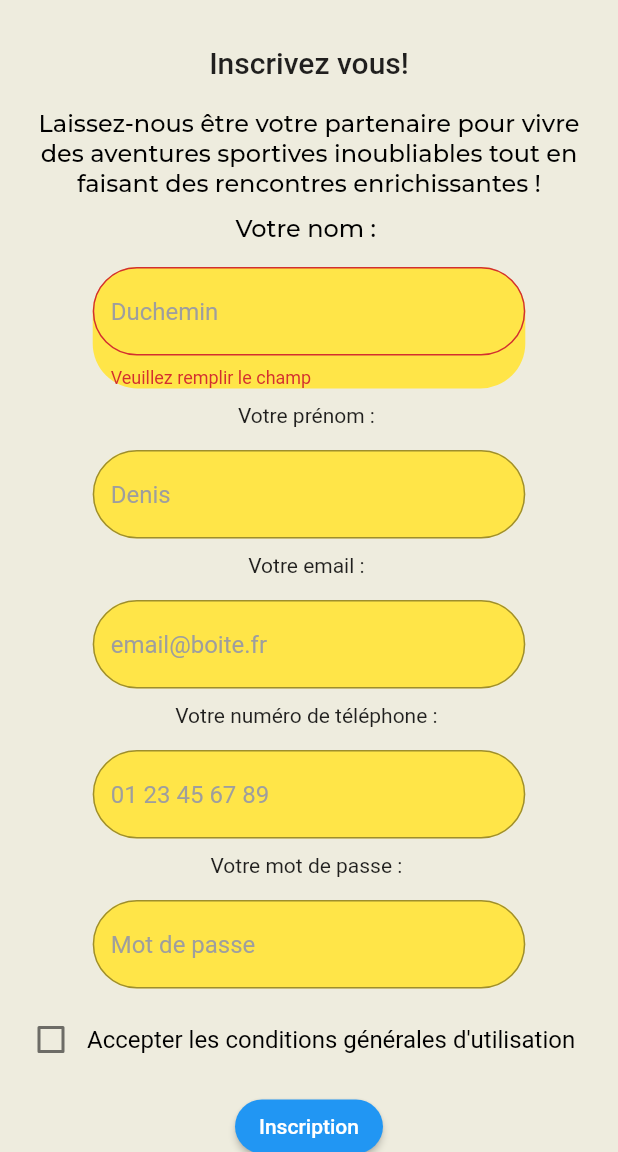
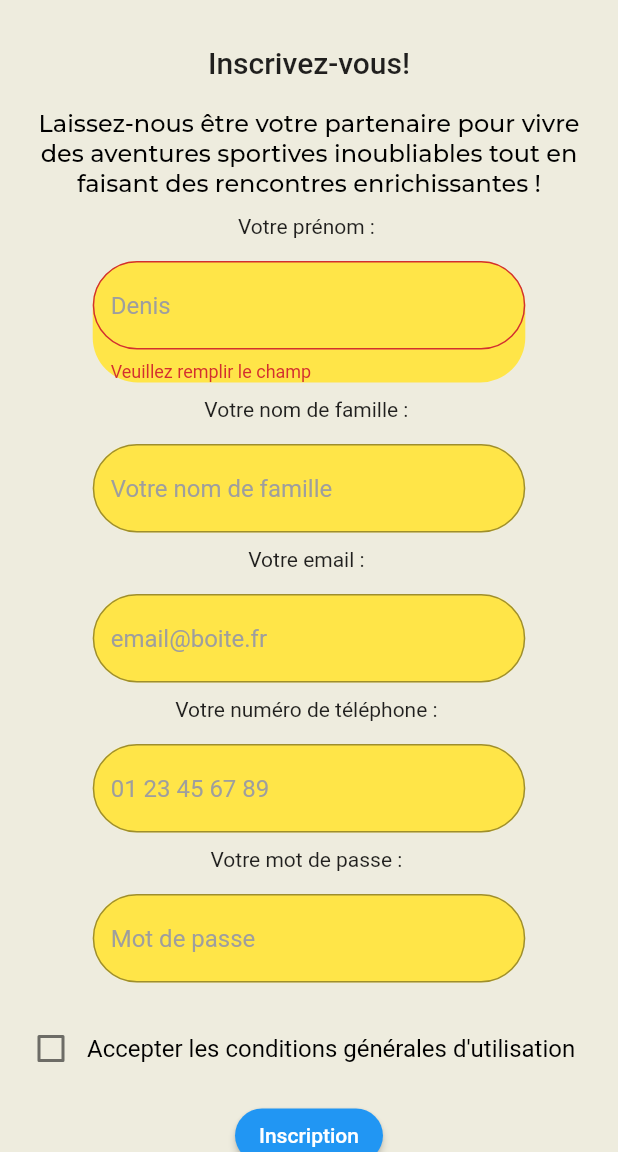
Before and after one commit to HardstyIe/RenconSport_Flutter_Front, a Flutter app: the screen it shows after launch, after a tap on "Inscription", on a phone screen of 412 x 824 dp, the part 84-1236 px from its top. Run offline on Flutter 3.47's test engine with Material 2 defaults, Android fonts, the phone set to English and light mode, and no system bars; our stand-ins replace dio, google_fonts; missing offline and left inert: dart:ffi.

```diff
--- a/lib/widgets/homepage/homepage.dart
+++ b/lib/widgets/homepage/homepage.dart
@@ -1,7 +1,6 @@
 import 'package:flutter/material.dart';
 import 'package:renconsport/services/theme.dart';
-import 'dart:convert';
-import 'package:crypto/crypto.dart';
+import 'package:dio/dio.dart';
 
 class HomePage extends StatefulWidget {
   const HomePage({super.key});
@@ -13,16 +12,16 @@ class HomePage extends StatefulWidget {
 class _HomePageState extends State<HomePage> {
   final _formKey = GlobalKey<FormState>();
   bool isChecked = false;
-  final TextEditingController nameController = TextEditingController();
   final TextEditingController firstNameController = TextEditingController();
+  final TextEditingController lastNameController = TextEditingController();
   final TextEditingController emailController = TextEditingController();
   final TextEditingController phoneController = TextEditingController();
   final TextEditingController passwordController = TextEditingController();
 
   @override
   void dispose() {
-    nameController.dispose();
     firstNameController.dispose();
+    lastNameController.dispose();
     emailController.dispose();
     phoneController.dispose();
     passwordController.dispose();
@@ -40,7 +39,7 @@ class _HomePageState extends State<HomePage> {
           ),
           Center(
             child: Text(
-              'Inscrivez vous!',
+              'Inscrivez-vous!',
               style: Theme.of(context).textTheme.titleLarge,
             ),
           ),
@@ -61,13 +60,8 @@ class _HomePageState extends State<HomePage> {
           SizedBox(
             height: 10,
           ),
-          Text(
-            "Votre nom : ",
-            style: Theme.of(context).textTheme.bodyLarge,
-          ),
-          SizedBox(
-            height: 15,
-          ),
+          Text("Votre prénom : "),
+          SizedBox(height: 15),
           Form(
             key: _formKey,
             child: Column(
@@ -80,7 +74,7 @@ class _HomePageState extends State<HomePage> {
                     borderRadius: BorderRadius.circular(30.0),
                   ),
                   child: TextFormField(
-                    controller: nameController, // Associez le contrôleur au champ de texte
+                    controller: firstNameController,
                     validator: (value) {
                       if (value == null || value.isEmpty) {
                         return "Veuillez remplir le champ";
@@ -88,7 +82,7 @@ class _HomePageState extends State<HomePage> {
                       return null;
                     },
                     decoration: InputDecoration(
-                      hintText: 'Duchemin',
+                      hintText: 'Denis',
                       hintStyle: TextStyle(color: Colors.grey),
                       border: OutlineInputBorder(
                         borderRadius: BorderRadius.circular(30.0),
@@ -105,7 +99,7 @@ class _HomePageState extends State<HomePage> {
           SizedBox(
             height: 10,
           ),
-          Text("Votre prénom : "),
+          Text("Votre nom de famille : "),
           SizedBox(height: 15),
           Form(
             child: Column(
@@ -118,7 +112,7 @@ class _HomePageState extends State<HomePage> {
                     borderRadius: BorderRadius.circular(30.0),
                   ),
                   child: TextFormField(
-                    controller: firstNameController, // Associez le contrôleur au champ de texte
+                    controller: lastNameController,
                     validator: (value) {
                       if (value == null || value.isEmpty) {
                         return "Veuillez remplir le champ";
@@ -126,7 +120,7 @@ class _HomePageState extends State<HomePage> {
                       return null;
                     },
                     decoration: InputDecoration(
-                      hintText: 'Denis',
+                      hintText: 'Votre nom de famille',
                       hintStyle: TextStyle(color: Colors.grey),
                       border: OutlineInputBorder(
                         borderRadius: BorderRadius.circular(30.0),
@@ -255,6 +249,9 @@ class _HomePageState extends State<HomePage> {
               ],
             ),
           ),
+          SizedBox(
+            height: 10,
+          ),
           Padding(
             padding: const EdgeInsets.all(10.0),
             child: Row(
@@ -291,33 +288,43 @@ class _HomePageState extends State<HomePage> {
           Padding(
             padding: const EdgeInsets.all(10.0),
             child: Center(
-              child:
-                Text("Vous avez déjà un compte ? Connecter vous !"
-                ),
+              child: Text("Vous avez déjà un compte ? Connectez-vous !"),
             ),
           ),
-    ],
-    ),
+        ],
+      ),
     );
   }
 
+  Future<void> sendRegistrationData() async {
+    try {
+      final Dio dio = Dio();
+      final Map<String, dynamic> userData = {
+        'first_name': firstNameController.text,
+        'last_name': lastNameController.text,
+        'email': emailController.text,
+        'phone': phoneController.text,
+        'password': passwordController.text,
+      };
+
+      final Response response = await dio.post(
+        'http://localhost:3000/auth/register',
+        data: userData,
+      );
+
+      if (response.statusCode == 200) {
+        print('Inscription réussie');
+      } else {
+        print('Échec de l\'inscription');
+      }
+    } catch (error) {
+      print('Erreur inattendue: $error');
+    }
+  }
 
   void activate() {
     if (_formKey.currentState!.validate()) {
-      String name = nameController.text;
-      String firstName = firstNameController.text;
-      String email = emailController.text;
-      String phone = phoneController.text;
-      String password = passwordController.text;
-
-      print("Nom: $name");
-      print("Prénom: $firstName");
-      print("Email: $email");
-      print("Téléphone: $phone");
-      print("Mot de passe: $password");
-      print("Conditions générales d'utilisation acceptées: $isChecked");
-
-      // Code d'envoi au serveur
+      sendRegistrationData();
     }
   }
 }
```
Also changed, not shown: lib/services/inscriptionservice.dart (+16 -6 lines).
